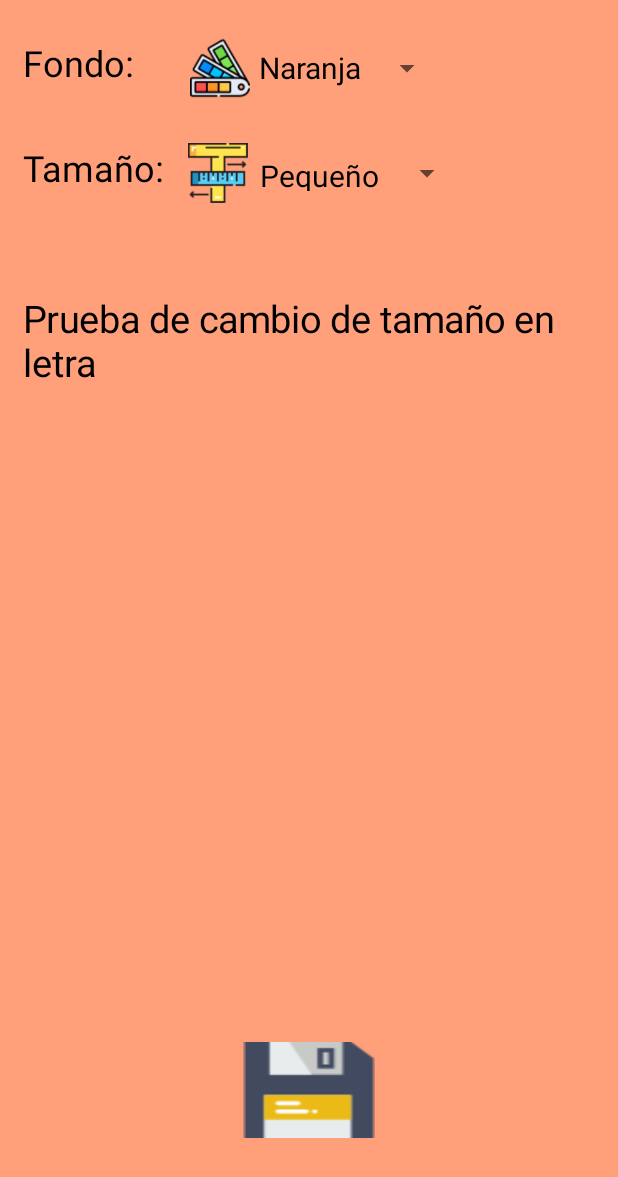
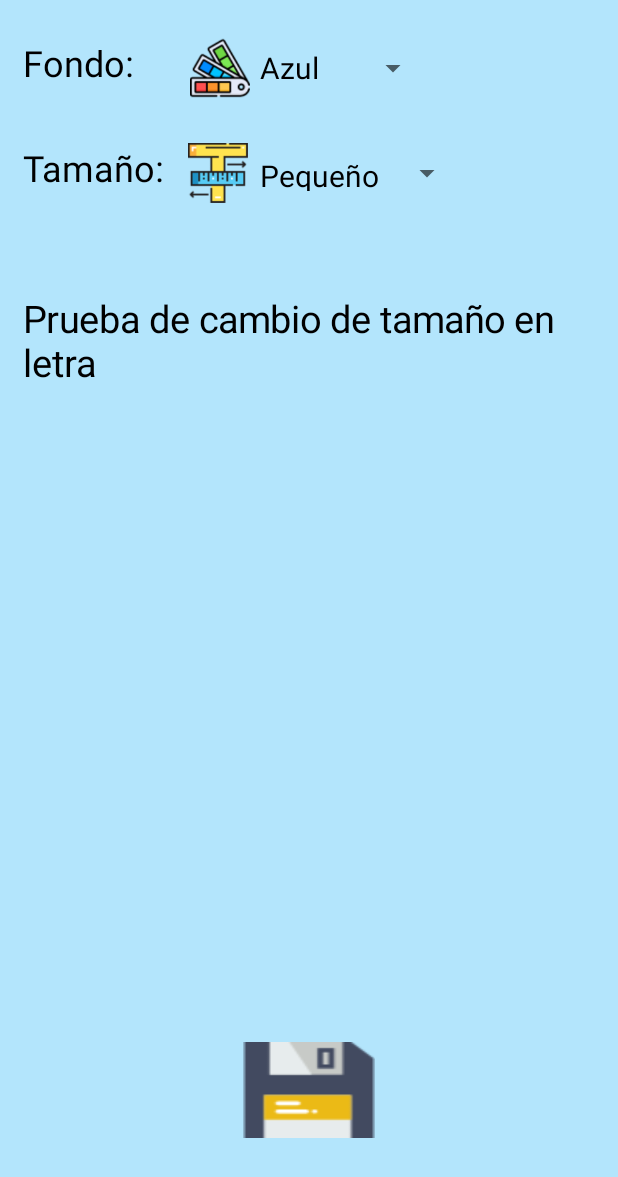
Before and after one commit to wendyvvega/controlAgua2.0, an Android app: the ajustes screen opened directly, with no data from a screen before it, on a phone screen of 412 x 824 dp. Shown: the top 1177 px of the screen. Run offline under Robolectric (Android 15) with nearby library versions, the phone set to English and light mode, and no system bars.

Commit message:
Se cambiaron los colores de fondo por otros mas claros

```diff
--- a/app/src/main/java/com/example/edmol/webview/ajustes.java
+++ b/app/src/main/java/com/example/edmol/webview/ajustes.java
@@ -175,9 +175,9 @@ public class ajustes extends AppCompatActivity {
 
     private void colorList() {
         mColoresList = new ArrayList<>();
-        mColoresList.add(new coloresItem("Naranja", R.drawable.paleta_colores));
         mColoresList.add(new coloresItem("Azul", R.drawable.paleta_colores));
-        mColoresList.add(new coloresItem("Café", R.drawable.paleta_colores));
+        mColoresList.add(new coloresItem("Verde", R.drawable.paleta_colores));
+        mColoresList.add(new coloresItem("Ambar", R.drawable.paleta_colores));
         mColoresList.add(new coloresItem("Gris", R.drawable.paleta_colores));
     }
 
--- a/app/src/main/res/values/colors.xml
+++ b/app/src/main/res/values/colors.xml
@@ -5,9 +5,9 @@
     <color name="colorAccent">#FF4081</color>
     <color name="colorTexto">#000000</color>
 
-    <color name="colorFondo1">#FFA07A</color>
-    <color name="colorFondo2">#87CEFA</color>
-    <color name="colorFondo3">#DEB887</color>
-    <color name="colorFondo4">#708090</color>
+    <color name="colorFondo1">#B3E5FC</color>
+    <color name="colorFondo2">#DCEDC8</color>
+    <color name="colorFondo3">#FFECB3</color>
+    <color name="colorFondo4">#607D8B</color>
     <color name="colorFondo5">#9966CC</color>
 </resources>
```
